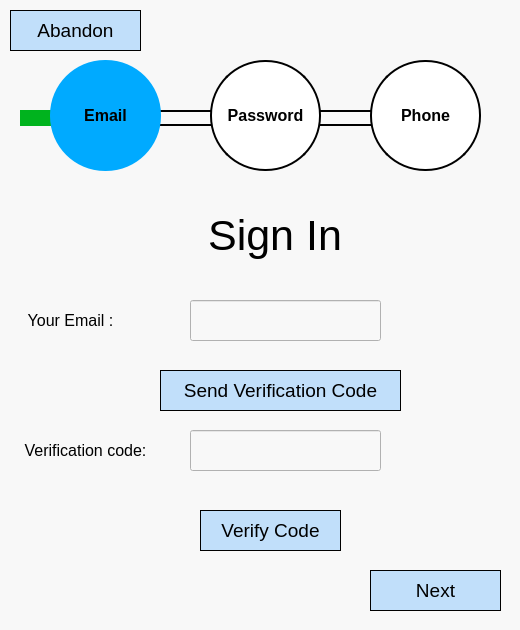
The window that UI_Files/Email Sign In.ui (StegoMailo/Desktop-App) describes before a commit, drawn with Qt 5.
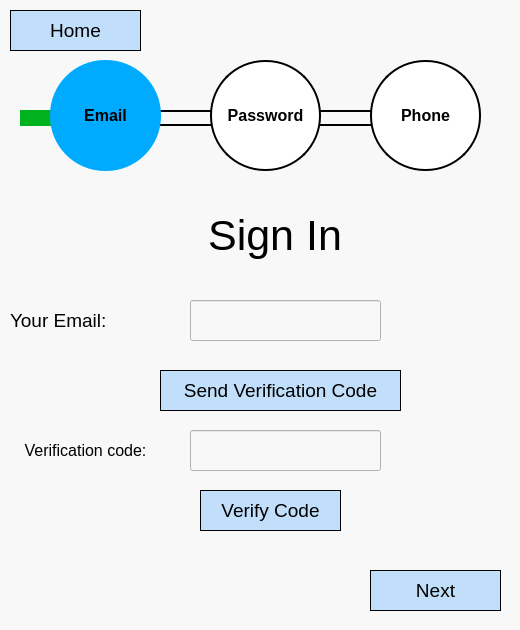
The same window after the commit.

```diff
--- a/UI_Files/Email Sign In.ui
+++ b/UI_Files/Email Sign In.ui
@@ -25,8 +25,13 @@
      <height>41</height>
     </rect>
    </property>
+   <property name="font">
+    <font>
+     <pointsize>14</pointsize>
+    </font>
+   </property>
    <property name="text">
-    <string>&lt;html&gt;&lt;head/&gt;&lt;body&gt;&lt;p align=&quot;center&quot;&gt;&lt;span style=&quot; font-size:12pt; color:#000000;&quot;&gt;Your Email :&lt;/span&gt;&lt;/p&gt;&lt;/body&gt;&lt;/html&gt;</string>
+    <string>Your Email:</string>
    </property>
   </widget>
   <widget class="QLineEdit" name="tfEmail">
@@ -303,7 +308,7 @@
    <property name="geometry">
     <rect>
      <x>200</x>
-     <y>510</y>
+     <y>490</y>
      <width>141</width>
      <height>41</height>
     </rect>
@@ -315,7 +320,7 @@
    </property>
    <property name="styleSheet">
     <string notr="true">border: 0.5px solid #000000;
-background-color: rgb(138, 198, 253,0.5);</string>
+background-color: rgba(138, 198, 253,0.5);</string>
    </property>
    <property name="text">
     <string>Verify Code</string>
@@ -343,7 +348,7 @@
 background-color: rgb(138, 198, 253,0.5);</string>
    </property>
    <property name="text">
-    <string>Abandon</string>
+    <string>Home</string>
    </property>
   </widget>
   <zorder>Entry</zorder>
```
Left out of the diff: 2 changed lines with no effect on the pictures.
